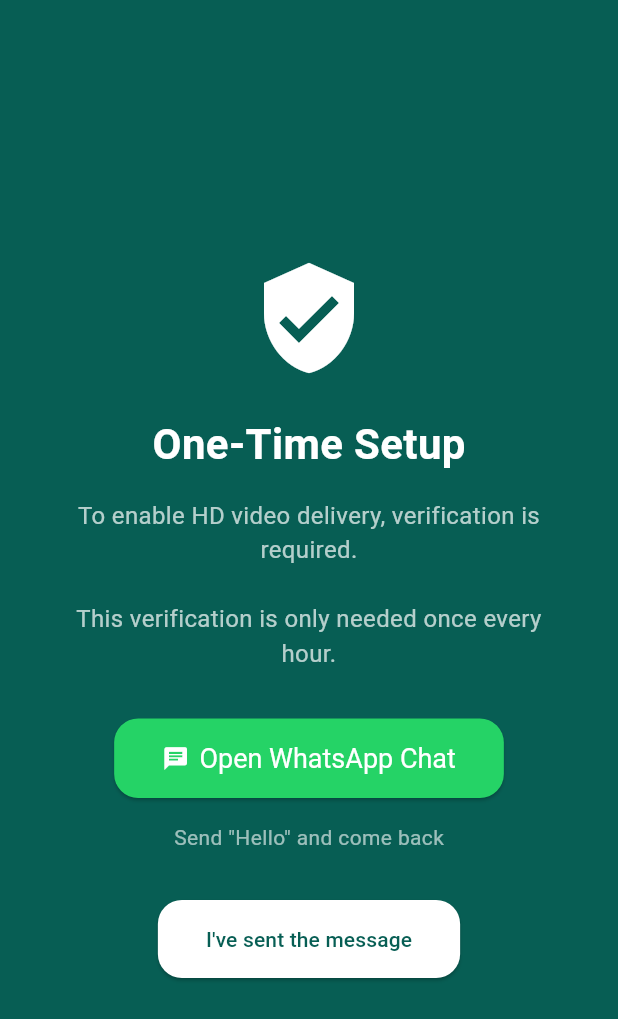
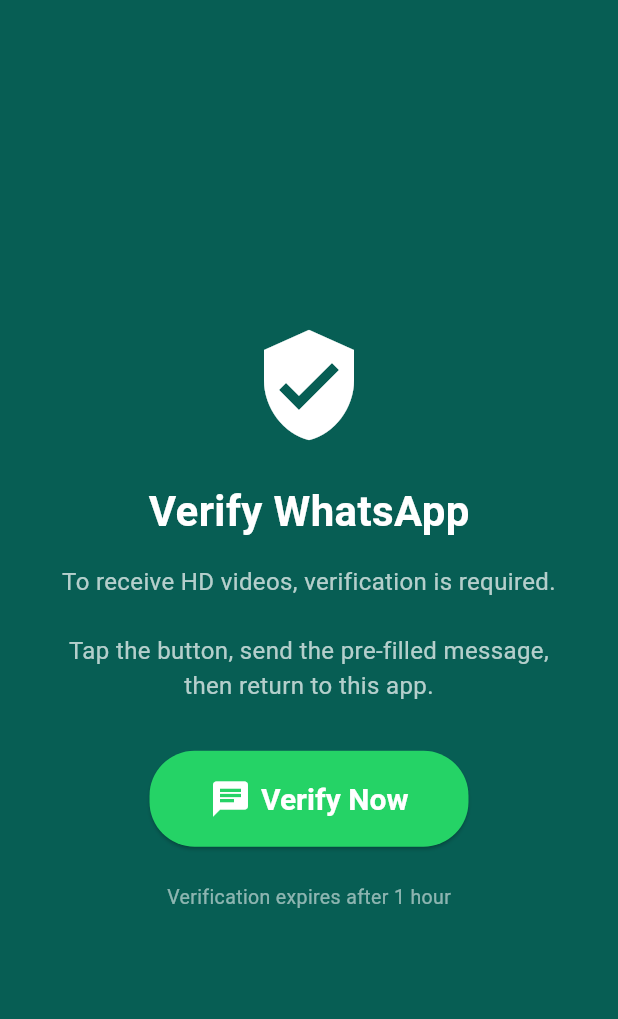
Before and after one commit to PachaiDizz/clear_status_hd, a Flutter app: the screen it shows after launch, on a phone screen of 412 x 824 dp. Shown: the top 1019 px of the screen. Run offline on Flutter 3.47's test engine with Material 3 defaults, Android fonts, the phone set to English and light mode, and no system bars; our stand-ins replace get, get_storage, image_picker, percent_indicator, share_plus, video_player; missing offline and left inert: ffmpeg_kit_flutter_new.

Commit message:
Improved verification flow - auto-detect, professional message

```diff
--- a/lib/screens/setup_screen.dart
+++ b/lib/screens/setup_screen.dart
@@ -2,8 +2,37 @@
 import 'package:get/get.dart';
 import '../services/whatsapp_verify_service.dart';
 
-class SetupScreen extends StatelessWidget {
+class SetupScreen extends StatefulWidget {
   const SetupScreen({super.key});
+
+  @override
+  State<SetupScreen> createState() => _SetupScreenState();
+}
+
+class _SetupScreenState extends State<SetupScreen> with WidgetsBindingObserver {
+  @override
+  void initState() {
+    super.initState();
+    WidgetsBinding.instance.addObserver(this);
+  }
+
+  @override
+  void dispose() {
+    WidgetsBinding.instance.removeObserver(this);
+    super.dispose();
+  }
+
+  @override
+  void didChangeAppLifecycleState(AppLifecycleState state) {
+    if (state == AppLifecycleState.resumed) {
+      WhatsAppVerifyService.markVerified();
+      Get.offNamed('/home');
+    }
+  }
+
+  void _openWhatsApp() {
+    WhatsAppVerifyService.openTestChat();
+  }
 
   @override
   Widget build(BuildContext context) {
@@ -19,7 +48,7 @@
                 const Icon(Icons.verified_user, size: 80, color: Colors.white),
                 const SizedBox(height: 24),
                 const Text(
-                  'One-Time Setup',
+                  'Verify WhatsApp',
                   style: TextStyle(
                     fontSize: 28,
                     fontWeight: FontWeight.bold,
@@ -28,41 +57,31 @@
                 ),
                 const SizedBox(height: 16),
                 const Text(
-                  'To enable HD video delivery, verification is required.\n\nThis verification is only needed once every hour.',
+                  'To receive HD videos, verification is required.\n\nTap the button, send the pre-filled message,\nthen return to this app.',
                   textAlign: TextAlign.center,
                   style: TextStyle(fontSize: 16, color: Colors.white70),
                 ),
                 const SizedBox(height: 32),
                 ElevatedButton.icon(
-                  onPressed: () => WhatsAppVerifyService.openTestChat(),
-                  icon: const Icon(Icons.chat),
-                  label: const Text('Open WhatsApp Chat'),
+                  onPressed: _openWhatsApp,
+                  icon: const Icon(Icons.chat, size: 28),
+                  label: const Text('Verify Now'),
                   style: ElevatedButton.styleFrom(
                     backgroundColor: const Color(0xFF25D366),
                     foregroundColor: Colors.white,
                     padding: const EdgeInsets.symmetric(
-                        horizontal: 32, vertical: 16),
-                    textStyle: const TextStyle(fontSize: 18),
+                        horizontal: 40, vertical: 18),
+                    textStyle: const TextStyle(
+                        fontSize: 20, fontWeight: FontWeight.bold),
+                    shape: RoundedRectangleBorder(
+                      borderRadius: BorderRadius.circular(30),
+                    ),
                   ),
                 ),
-                const SizedBox(height: 16),
+                const SizedBox(height: 24),
                 const Text(
-                  'Send "Hello" and come back',
-                  style: TextStyle(color: Colors.white60),
-                ),
-                const SizedBox(height: 32),
-                ElevatedButton(
-                  onPressed: () {
-                    WhatsAppVerifyService.markVerified();
-                    Get.offNamed('/home');
-                  },
-                  child: const Text('I\'ve sent the message'),
-                  style: ElevatedButton.styleFrom(
-                    backgroundColor: Colors.white,
-                    foregroundColor: const Color(0xFF075E54),
-                    padding: const EdgeInsets.symmetric(
-                        horizontal: 32, vertical: 16),
-                  ),
+                  'Verification expires after 1 hour',
+                  style: TextStyle(color: Colors.white54, fontSize: 13),
                 ),
               ],
             ),
--- a/lib/services/whatsapp_verify_service.dart
+++ b/lib/services/whatsapp_verify_service.dart
@@ -39,7 +39,9 @@
   }
 
   static Future<void> openTestChat() async {
-    final url = 'https://wa.me/$testNumber?text=Hello';
+    final message = 'HD Status Verification';
+    final encoded = Uri.encodeComponent(message);
+    final url = 'https://wa.me/$testNumber?text=$encoded';
     if (await canLaunchUrl(Uri.parse(url))) {
       await launchUrl(Uri.parse(url), mode: LaunchMode.externalApplication);
     }
```
